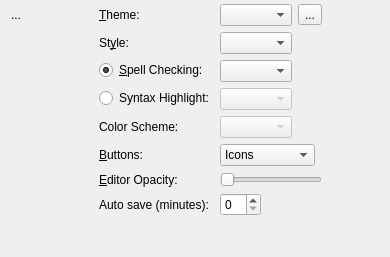
Before: the Qt Designer form marave/prefs.ui in xMoad/marave, drawn with Qt 5.
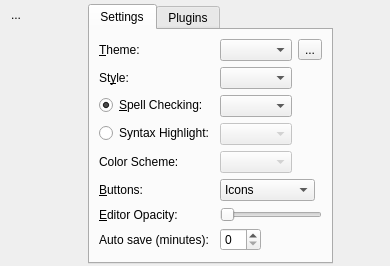
After: the same form once the commit is applied. Icons and pictures are not drawn.

Commit message: Reserve place for plugin control UI

The edit to the form file:
```diff
--- a/marave/prefs.ui
+++ b/marave/prefs.ui
@@ -74,6 +74,16 @@
     </spacer>
    </item>
    <item>
+    <widget class="QTabWidget" name="tabWidget">
+     <property name="currentIndex">
+      <number>0</number>
+     </property>
+     <widget class="QWidget" name="tab">
+      <attribute name="title">
+       <string>Settings</string>
+      </attribute>
+      <layout class="QVBoxLayout" name="verticalLayout_2">
+       <item>
     <layout class="QFormLayout" name="formLayout">
      <property name="fieldGrowthPolicy">
       <enum>QFormLayout::ExpandingFieldsGrow</enum>
@@ -224,6 +234,15 @@
      </item>
     </layout>
    </item>
+      </layout>
+     </widget>
+     <widget class="QWidget" name="tab_2">
+      <attribute name="title">
+       <string>Plugins</string>
+      </attribute>
+     </widget>
+    </widget>
+   </item>
    <item>
     <spacer name="horizontalSpacer_2">
      <property name="orientation">
```
Left out of the diff: 51 changed lines with no effect on the pictures. Lines whose indentation alone changed are shown as unchanged. The commit also changes 2 other files.
